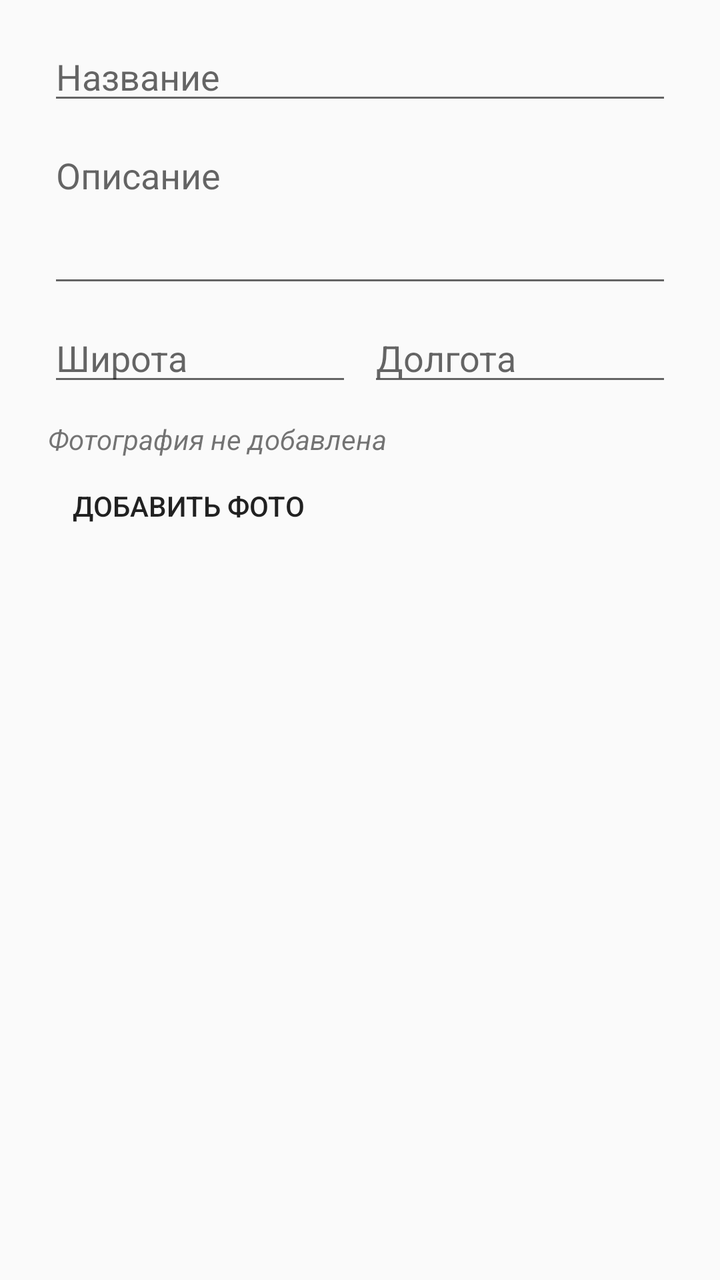
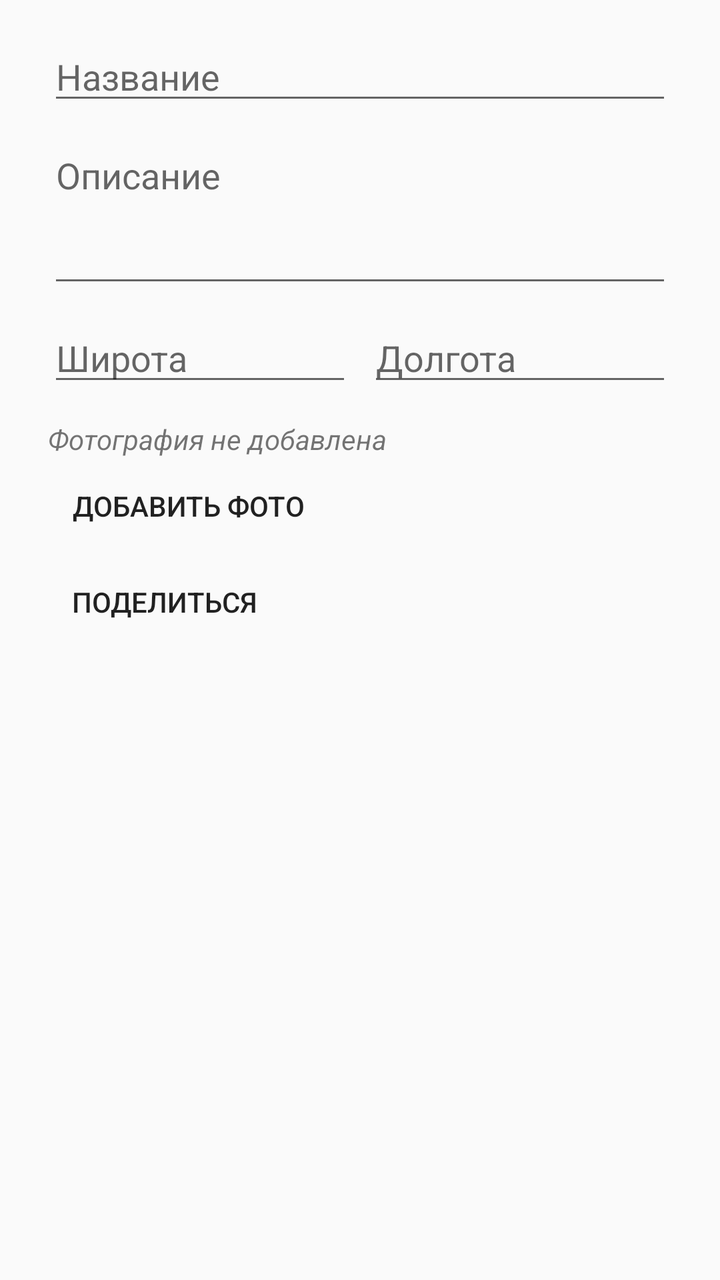

An Android layout rendered at two revisions. The XML below is the earlier revision; the diff shows what the commit changed to produce the second picture.
<!-- AndroidManifest.xml: application theme Theme.M16NewPermissions -->
<!-- res/layout/dialog_add_attraction.xml -->
<?xml version="1.0" encoding="utf-8"?>
<ScrollView xmlns:android="http://schemas.android.com/apk/res/android"
    android:layout_width="match_parent"
    android:layout_height="wrap_content">

    <LinearLayout
        android:layout_width="match_parent"
        android:layout_height="wrap_content"
        android:orientation="vertical"
        android:paddingStart="24dp"
        android:paddingEnd="24dp"
        android:paddingTop="16dp"
        android:paddingBottom="8dp">

        <EditText
            android:id="@+id/nameEditText"
            android:layout_width="match_parent"
            android:layout_height="wrap_content"
            android:hint="@string/attraction_name_hint"
            android:inputType="textCapSentences"
            android:maxLines="1"
            android:importantForAutofill="no" />

        <EditText
            android:id="@+id/descriptionEditText"
            android:layout_width="match_parent"
            android:layout_height="wrap_content"
            android:layout_marginTop="8dp"
            android:hint="@string/attraction_description_hint"
            android:inputType="textCapSentences|textMultiLine"
            android:minLines="3"
            android:gravity="top|start"
            android:importantForAutofill="no" />

        
        <LinearLayout
            android:layout_width="match_parent"
            android:layout_height="wrap_content"
            android:layout_marginTop="8dp"
            android:orientation="horizontal">

            <EditText
                android:id="@+id/latitudeEditText"
                android:layout_width="0dp"
                android:layout_height="wrap_content"
                android:layout_weight="1"
                android:hint="@string/attraction_latitude_hint"
                android:inputType="numberDecimal|numberSigned"
                android:maxLines="1"
                android:importantForAutofill="no" />

            <EditText
                android:id="@+id/longitudeEditText"
                android:layout_width="0dp"
                android:layout_height="wrap_content"
                android:layout_weight="1"
                android:layout_marginStart="8dp"
                android:hint="@string/attraction_longitude_hint"
                android:inputType="numberDecimal|numberSigned"
                android:maxLines="1"
                android:importantForAutofill="no" />
        </LinearLayout>

        
        <ImageView
            android:id="@+id/photoImageView"
            android:layout_width="match_parent"
            android:layout_height="180dp"
            android:layout_marginTop="12dp"
            android:scaleType="centerCrop"
            android:adjustViewBounds="true"
            android:contentDescription="@string/attraction_photo_description"
            android:visibility="gone" />

        <TextView
            android:id="@+id/photoHintTextView"
            android:layout_width="match_parent"
            android:layout_height="wrap_content"
            android:layout_marginTop="12dp"
            android:text="@string/attraction_photo_empty"
            android:textStyle="italic" />

        <LinearLayout
            android:layout_width="match_parent"
            android:layout_height="wrap_content"
            android:orientation="horizontal">

            <Button
                android:id="@+id/addPhotoButton"
                style="?android:attr/borderlessButtonStyle"
                android:layout_width="wrap_content"
                android:layout_height="wrap_content"
                android:text="@string/action_add_photo" />

            <Button
                android:id="@+id/removePhotoButton"
                style="?android:attr/borderlessButtonStyle"
                android:layout_width="wrap_content"
                android:layout_height="wrap_content"
                android:layout_marginStart="8dp"
                android:text="@string/action_remove_photo"
                android:visibility="gone" />
        </LinearLayout>

        
        <TextView
            android:id="@+id/dragHintTextView"
            android:layout_width="match_parent"
            android:layout_height="wrap_content"
            android:layout_marginTop="8dp"
            android:text="@string/edit_marker_drag_hint"
            android:textStyle="italic"
            android:visibility="gone" />
    </LinearLayout>
</ScrollView>
<!-- resources referenced by this layout -->
<resources>
  <string name="action_add_photo">Добавить фото</string>
  <string name="action_remove_photo">Удалить фото</string>
  <string name="attraction_description_hint">Описание</string>
  <string name="attraction_latitude_hint">Широта</string>
  <string name="attraction_longitude_hint">Долгота</string>
  <string name="attraction_name_hint">Название</string>
  <string name="attraction_photo_description">Фотография метки</string>
  <string name="attraction_photo_empty">Фотография не добавлена</string>
  <string name="edit_marker_drag_hint">Метку можно перетащить по карте долгим нажатием</string>
  <style name="Theme.M16NewPermissions" parent="Theme.AppCompat.Light.NoActionBar">
          
          <item name="colorPrimary">@color/purple_500</item>
          <item name="colorPrimaryDark">@color/purple_700</item>
          <item name="colorAccent">@color/teal_200</item>
      </style>
  <color name="purple_500">#FF6200EE</color>
  <color name="purple_700">#FF3700B3</color>
  <color name="teal_200">#FF03DAC5</color>
</resources>

<!-- the commit's change to res/layout/dialog_add_attraction.xml (unified diff, before → after) -->
@@ -103,6 +103,14 @@
         </LinearLayout>
 
         
+        <Button
+            android:id="@+id/shareButton"
+            style="?android:attr/borderlessButtonStyle"
+            android:layout_width="wrap_content"
+            android:layout_height="wrap_content"
+            android:text="@string/action_share" />
+
+        
         <TextView
             android:id="@+id/dragHintTextView"
             android:layout_width="match_parent"
<!-- resource entries referenced after the edit -->
@@ -2,6 +2,7 @@
 <resources>
   <string name="action_add_photo">Добавить фото</string>
   <string name="action_remove_photo">Удалить фото</string>
+  <string name="action_share">Поделиться</string>
   <string name="attraction_description_hint">Описание</string>
   <string name="attraction_latitude_hint">Широта</string>
   <string name="attraction_longitude_hint">Долгота</string>
